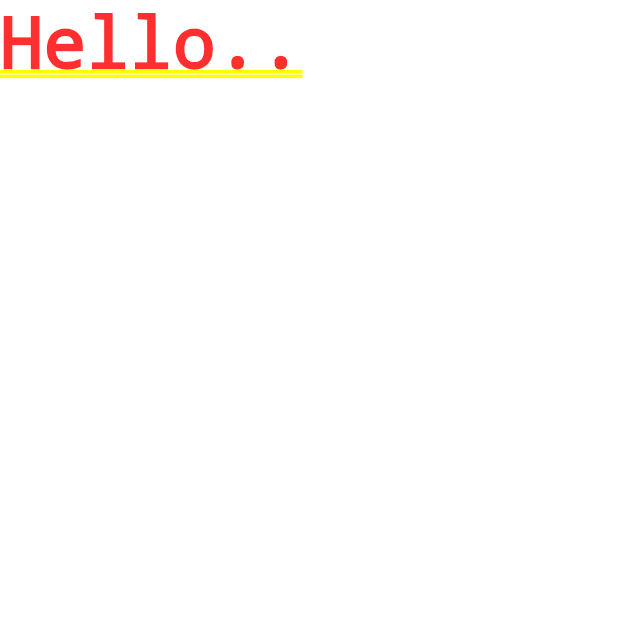
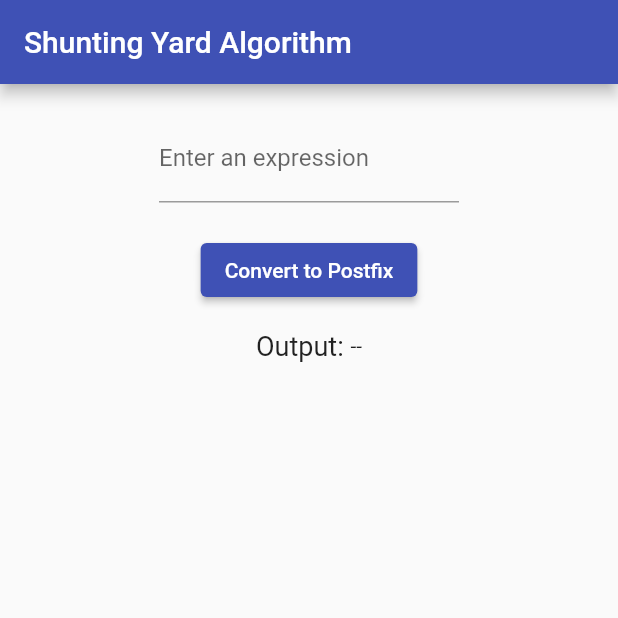
Before and after one commit to JasviramMsf/routes_sample, a Flutter app: the screen it shows after launch, on a phone screen of 412 x 824 dp, the top half of it. Run offline on Flutter 3.47's test engine with Material 2 defaults, Android fonts, the phone set to English and light mode, and no system bars.

Commit message:
Evaluation task shunting algorithm

```diff
--- /dev/null
+++ b/lib/constant.dart
@@ -0,0 +1,10 @@
+// ignore_for_file: constant_identifier_names
+
+const String ERROR_MSG = 'Invalid input! Please check your expression';
+const String NUMERIC_VALIDATION = r'^[0-9\.\+\^\-\*/\(\)]*';
+const String TITLE = 'Shunting Yard Algorithm';
+const String PLACEHOLDER_TXT = 'Enter an expression';
+const String CONVERT_TO_POSTFIX = 'Convert to Postfix';
+const String SPACE_AROUND_OPERATORS = '[-+*/^]';
+const String SPACE_AROUND_PARANTHESES = r'[()]';
+const String REMOVE_SPACE = r'\s+';
--- a/lib/main.dart
+++ b/lib/main.dart
@@ -1,16 +1,19 @@
 import 'package:flutter/material.dart';
+import 'package:provider/provider.dart';
+import 'package:routes/shunting_yard_input.dart';
+import 'package:routes/provider.dart';
 
 void main() {
-  runApp(const MainApp());
+  runApp(const MyApp());
 }
-
-class MainApp extends StatelessWidget {
-  const MainApp({Key? key}) : super(key: key);
+class MyApp extends StatelessWidget {
+  const MyApp({super.key});
 
   @override
   Widget build(BuildContext context) {
-    return const MaterialApp(
-      home: Text("Hello.."),
+    return MaterialApp(
+      home: ChangeNotifierProvider(
+        create: (_) => InputProvider(), child:const ShuntingYardAlgorithm()),
     );
   }
 }
--- /dev/null
+++ b/lib/provider.dart
@@ -0,0 +1,20 @@
+import 'package:flutter/material.dart';
+
+class InputProvider extends ChangeNotifier {
+  String _inputTxt = '';
+  bool _showOutput = false;
+
+  String get inputTxt => _inputTxt;
+
+  bool get showOutput => _showOutput;
+
+  void setInputtxt(String val) {
+    _inputTxt = val;
+    notifyListeners();
+  }
+
+  void setOutputVisibility(bool val) {
+    _showOutput = val;
+    notifyListeners();
+  }
+}
--- /dev/null
+++ b/lib/shunting_yard_input.dart
@@ -0,0 +1,94 @@
+import 'package:flutter/material.dart';
+import 'package:flutter/services.dart';
+import 'package:routes/constant.dart';
+import 'package:routes/logic.dart';
+import 'package:routes/format_string.dart';
+import 'package:provider/provider.dart';
+import 'package:routes/provider.dart';
+
+final regex = RegExp(NUMERIC_VALIDATION);
+
+class ShuntingYardAlgorithm extends StatelessWidget {
+  const ShuntingYardAlgorithm({super.key});
+
+  @override
+  Widget build(BuildContext context) {
+    final inputProvider = Provider.of<InputProvider>(context);
+
+    void showError() {
+      ScaffoldMessenger.of(context).showSnackBar(
+        const SnackBar(
+          content: Text(ERROR_MSG),
+        ),
+      );
+    }
+
+    void onInputChange(String val) {
+      inputProvider.setOutputVisibility(false);
+      inputProvider.setInputtxt(val);
+    }
+
+    void convertToPostfix() {
+      try {
+        String formattedExpression =
+            formatMathExpression(inputProvider.inputTxt);
+        String postfix = infixToPostfix(formattedExpression);
+        double result = evaluatePostfix(postfix);
+        inputProvider.setInputtxt(result.toString());
+        inputProvider.setOutputVisibility(true);
+      } catch (e) {
+        showError();
+      }
+    }
+
+    return Scaffold(
+      appBar: AppBar(
+        title: const Text(TITLE),
+        backgroundColor: Colors.indigo,
+      ),
+      body: Padding(
+        padding: const EdgeInsets.all(20),
+        child: Column(
+          children: [
+            SizedBox(
+              height: 80,
+              width: 200,
+              child: TextField(
+                  onChanged: onInputChange,
+                  decoration: const InputDecoration(labelText: PLACEHOLDER_TXT),
+                  inputFormatters: [
+                    FilteringTextInputFormatter.allow(
+                      RegExp(NUMERIC_VALIDATION),
+                    ),
+                  ]),
+            ),
+            ElevatedButton(
+              style: ElevatedButton.styleFrom(backgroundColor: Colors.indigo),
+              onPressed: () {
+                convertToPostfix();
+              },
+              child: const Text(CONVERT_TO_POSTFIX),
+            ),
+            const SizedBox(height: 16),
+            Row(
+              mainAxisAlignment: MainAxisAlignment.center,
+              children: [
+                const Text(
+                  "Output: ",
+                  style: TextStyle(fontSize: 18),
+                ),
+                inputProvider.showOutput
+                    ? Text(
+                        inputProvider.inputTxt,
+                        style: const TextStyle(
+                            fontSize: 18, fontWeight: FontWeight.bold),
+                      )
+                    : const Text("--"),
+              ],
+            )
+          ],
+        ),
+      ),
+    );
+  }
+}
--- a/pubspec.yaml
+++ b/pubspec.yaml
@@ -35,6 +35,7 @@ dependencies:
   # The following adds the Cupertino Icons font to your application.
   # Use with the CupertinoIcons class for iOS style icons.
   cupertino_icons: ^1.0.2
+  provider: ^6.0.5
 
 dev_dependencies:
   flutter_test:
```
Also changed, not shown: lib/format_string.dart (added, +16 -0 lines), lib/logic.dart (added, +99 -0 lines), pubspec.lock.
